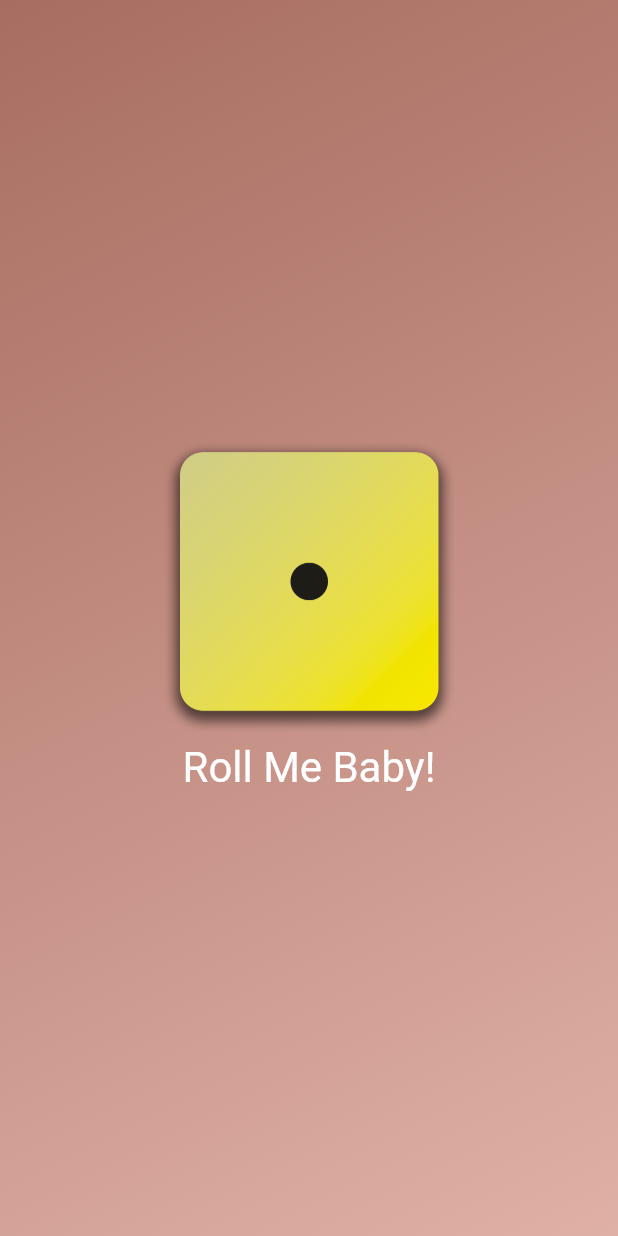
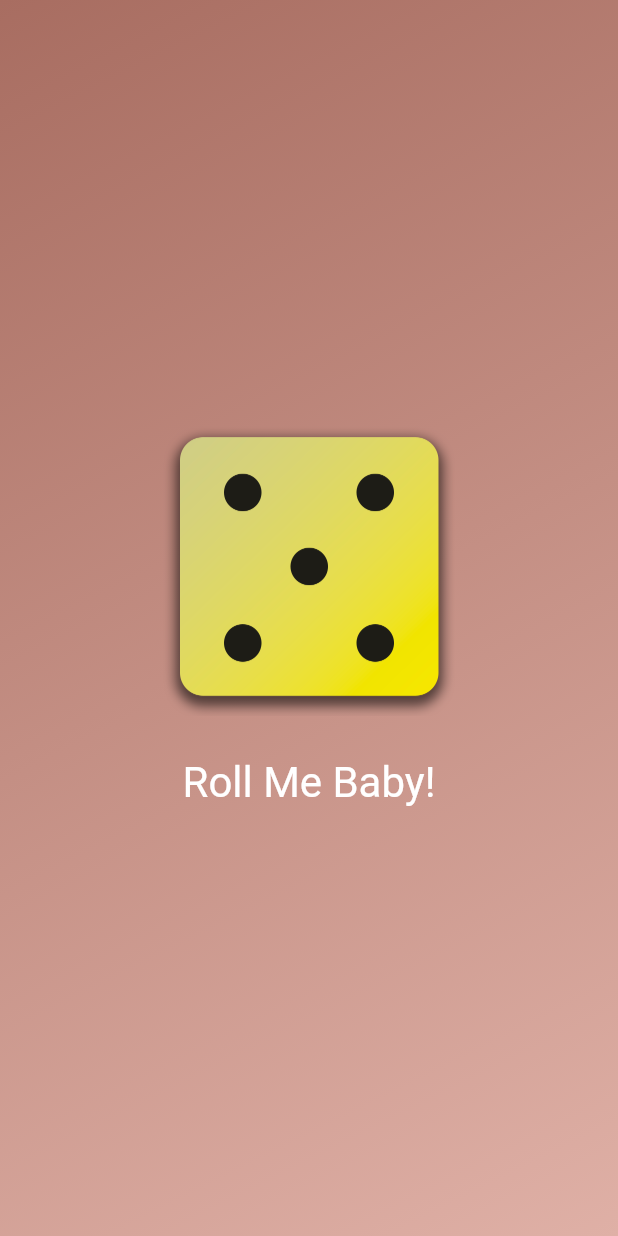
Before and after one commit to Ihyatt/dicee_app, a Flutter app: the screen it shows after launch, after a tap on "Roll Me Baby!", on a phone screen of 412 x 824 dp. Run offline on Flutter 3.47's test engine with Material 2 defaults, Android fonts, the phone set to English and light mode, and no system bars.

Commit message:
finished project, it's messy but that's ok for now

```diff
--- /dev/null
+++ b/lib/dice_roller.dart
@@ -0,0 +1,51 @@
+import 'package:flutter/material.dart';
+import 'dart:math';
+
+final randomizer =
+    Random(); // prevents from creating multiple instances by setting it outside of widget
+
+class DiceRoller extends StatefulWidget {
+  const DiceRoller(
+      {super.key}); // const can be added because of the separation of DiceRoller and _DiceROller
+
+  @override
+  State<DiceRoller> createState() {
+    return _DiceRollerState();
+  }
+}
+
+//Flutter requires for these classes to be separated
+
+class _DiceRollerState extends State<DiceRoller> {
+  var currDiceRoll = 2;
+
+  void rollDice() {
+    setState(() {
+      currDiceRoll = randomizer.nextInt(6) + 1;
+    });
+  }
+
+  @override
+  Widget build(context) {
+    return Column(
+      mainAxisSize: MainAxisSize.min,
+      children: [
+        Image.asset(
+          'assets/images/dice-$currDiceRoll.png',
+          width: 200,
+        ),
+        const SizedBox(height: 20),
+        TextButton(
+          onPressed: rollDice,
+          style: TextButton.styleFrom(
+            foregroundColor: Colors.white,
+            textStyle: const TextStyle(
+              fontSize: 28,
+            ),
+          ),
+          child: const Text('Roll Me Baby!'),
+        ),
+      ],
+    );
+  }
+}
--- a/lib/gradient_container.dart
+++ b/lib/gradient_container.dart
@@ -1,4 +1,5 @@
 import 'package:flutter/material.dart';
+import 'package:dicee_app/dice_roller.dart';
 
 const startAlignment = Alignment.topLeft;
 const endAlignment = Alignment.bottomRight;
@@ -12,8 +13,6 @@ class GradientContainer extends StatelessWidget {
 
   final List<Color> gradientColors;
 
-  void rollDice() {}
-
   @override //annotation to make it clear that you are overriding build from StatelessWidget
   Widget build(context) {
     return Container(
@@ -24,26 +23,8 @@ class GradientContainer extends StatelessWidget {
           colors: gradientColors,
         ),
       ),
-      child: Center(
-        child: Column(
-          mainAxisSize: MainAxisSize.min,
-          children: [
-            Image.asset(
-              'assets/images/dice-1.png',
-              width: 200,
-            ),
-            TextButton(
-              onPressed: rollDice,
-              style: TextButton.styleFrom(
-                foregroundColor: Colors.white,
-                textStyle: const TextStyle(
-                  fontSize: 28,
-                ),
-              ),
-              child: const Text('Roll Me Baby!'),
-            ),
-          ],
-        ),
+      child: const Center(
+        child: DiceRoller(),
       ),
     );
   } //build must return widget
```
